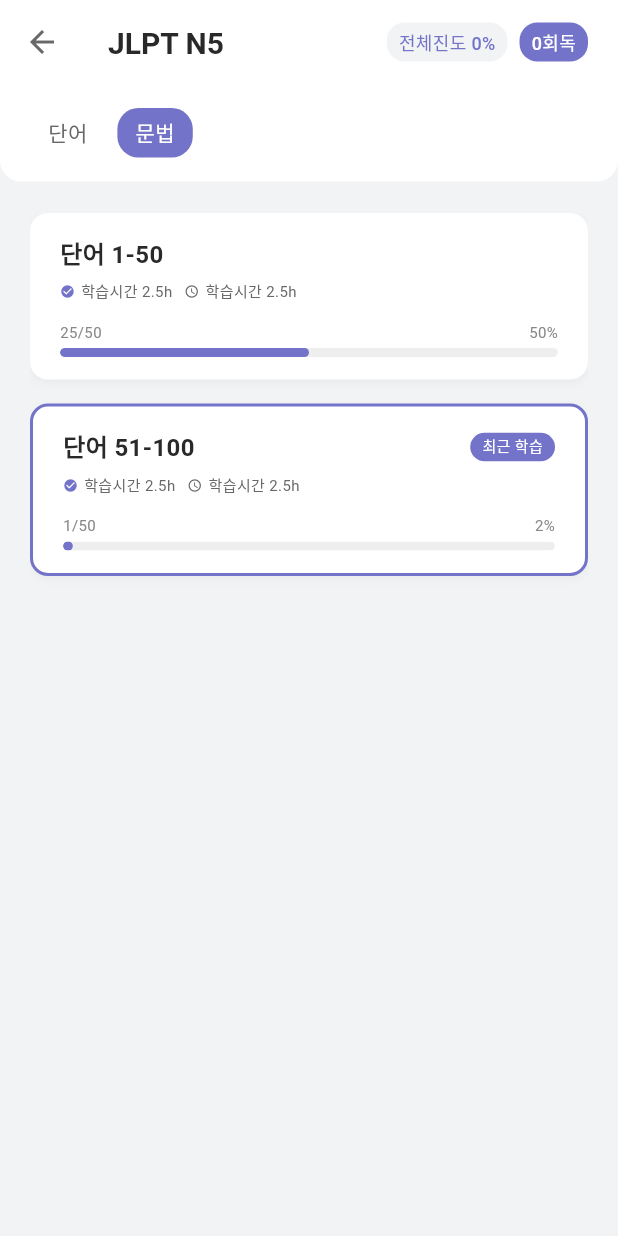
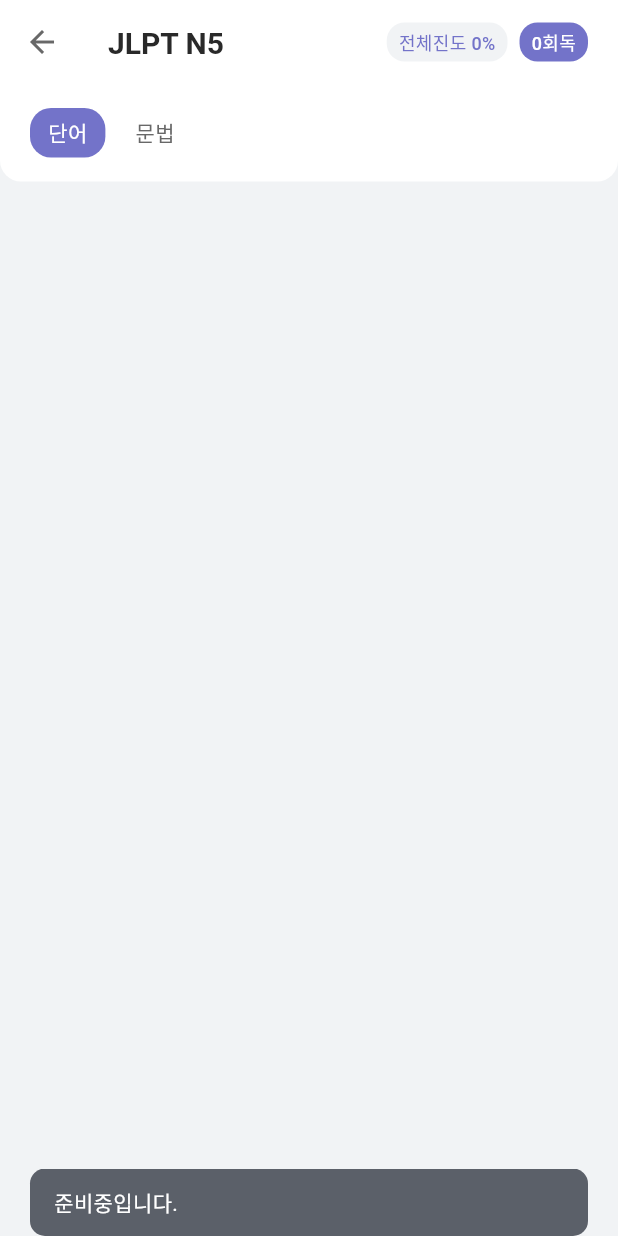
Before and after one commit to KIMSEUNGWO/JLPT, a Flutter app: the StudyListPage screen opened directly with empty values, after a tap on "문법", on a phone screen of 412 x 824 dp. Run offline on Flutter 3.47's test engine with Material 3 defaults, Android fonts, the light colour scheme and no system bars; our stand-ins replace audioplayers, flutter_riverpod, flutter_svg, hive, hive_flutter, shared_preferences; accounts and stored records are empty; network calls fail; Roboto replaces fonts that are missing (Pretendard).

Commit message:
feat : 문법은 차후 업데이트 예정

```diff
--- /dev/null
+++ b/lib/component/snack_bar.dart
@@ -0,0 +1,30 @@
+
+import 'package:flutter/material.dart';
+
+class CustomSnackBar {
+
+  static const CustomSnackBar instance = CustomSnackBar();
+  const CustomSnackBar();
+
+  message(BuildContext context, String message) {
+    ScaffoldMessenger.of(context).showSnackBar(
+      SnackBar(
+        content: Text(message,
+          style: const TextStyle(
+            color: Colors.white,
+            fontSize: 14
+          ),
+        ), // 컨텐츠 표시내용
+        duration: const Duration(seconds: 2), // 지속시간
+        behavior: SnackBarBehavior.floating, // 화면 하단
+        backgroundColor: const Color(0xFF414650).withOpacity(.85),
+        elevation: 0, // 그림자 없애기
+        shape: RoundedRectangleBorder( // 모서리를 둥글게 변경
+          borderRadius: BorderRadius.circular(10.0),
+        ),
+        margin: const EdgeInsets.symmetric(horizontal: 20),
+        padding: const EdgeInsets.symmetric(horizontal: 16.0, vertical: 12.0),
+      ),
+    );
+  }
+}
--- a/lib/widgets/study/page_study_list.dart
+++ b/lib/widgets/study/page_study_list.dart
@@ -2,6 +2,7 @@
 
 import 'package:flutter/material.dart';
 import 'package:hive_flutter/adapters.dart';
+import 'package:jlpt_app/component/snack_bar.dart';
 import 'package:jlpt_app/db/db_hive.dart';
 import 'package:jlpt_app/domain/constant.dart';
 import 'package:jlpt_app/domain/level.dart';
@@ -61,6 +62,10 @@
   _onChangePage(int page) {
     if (page == _currentPage) return;
 
+    if (page != 0) {
+      CustomSnackBar.instance.message(context, '준비중입니다.');
+      return;
+    }
     setState(() {
       _currentPage = page;
     });
```
